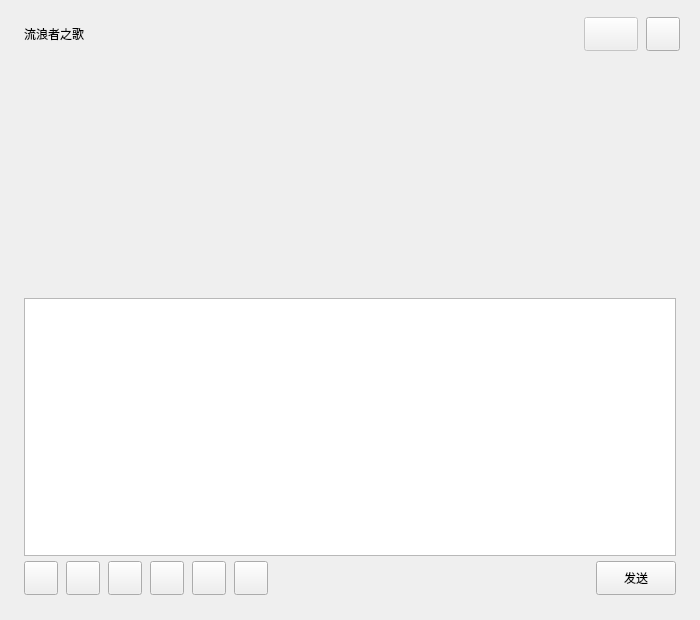
Before: the Qt Designer form CppChat/dialogs/chatpage.ui in Algebraaaa/CppChat, drawn with Qt 5.
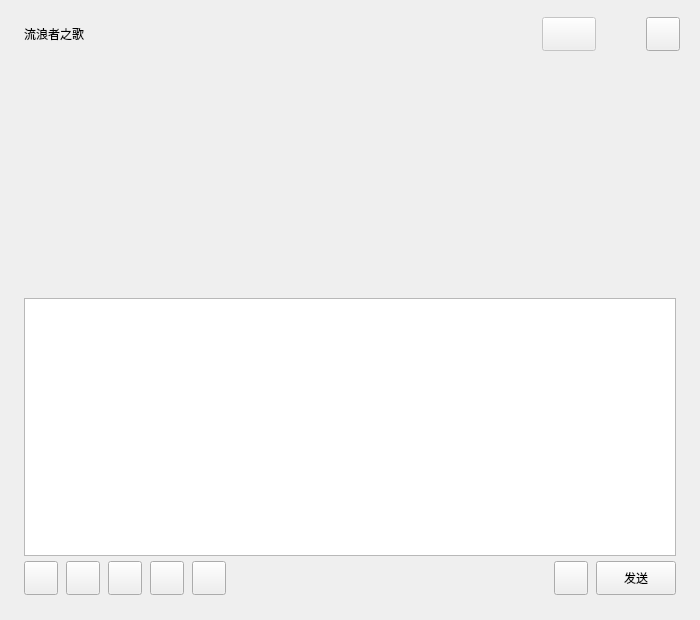
After: the same form once the commit is applied. Custom widgets are drawn as their Qt base class.

Commit message: fix: separate header call menu from voice input controls

Diff of the .ui file:
```diff
--- a/CppChat/dialogs/chatpage.ui
+++ b/CppChat/dialogs/chatpage.ui
@@ -146,6 +146,40 @@
               </property>
              </widget>
             </item>
+            <item>
+             <widget class="QToolButton" name="call_btn">
+              <property name="minimumSize">
+               <size>
+                <width>34</width>
+                <height>34</height>
+               </size>
+              </property>
+              <property name="maximumSize">
+               <size>
+                <width>34</width>
+                <height>34</height>
+               </size>
+              </property>
+              <property name="toolTip">
+               <string>语音/视频通话</string>
+              </property>
+              <property name="accessibleName">
+               <string>语音/视频通话</string>
+              </property>
+              <property name="text">
+               <string />
+              </property>
+              <property name="cursor">
+               <cursorShape>PointingHandCursor</cursorShape>
+              </property>
+              <property name="popupMode">
+               <enum>QToolButton::InstantPopup</enum>
+              </property>
+              <property name="autoRaise">
+               <bool>true</bool>
+              </property>
+             </widget>
+            </item>
             <item>
              <widget class="QPushButton" name="chat_more_btn">
               <property name="minimumSize">
@@ -467,28 +501,6 @@
                   <property name="cursor">
                    <cursorShape>PointingHandCursor</cursorShape>
                   </property>
-                 </widget>
-                </item>
-                <item>
-                 <widget class="QPushButton" name="video_btn">
-                  <property name="minimumSize">
-                   <size>
-                    <width>34</width>
-                    <height>34</height>
-                   </size>
-                  </property>
-                  <property name="maximumSize">
-                   <size>
-                    <width>34</width>
-                    <height>34</height>
-                   </size>
-                  </property>
-                  <property name="toolTip">
-                   <string>视频通话</string>
-                  </property>
-                  <property name="text">
-                   <string />
-                  </property>
                   <property name="focusPolicy">
                    <enum>Qt::NoFocus</enum>
                   </property>
@@ -513,6 +525,40 @@
                   </property>
                  </spacer>
                 </item>
+                <item>
+                 <widget class="QPushButton" name="voice_message_btn">
+                  <property name="minimumSize">
+                   <size>
+                    <width>34</width>
+                    <height>34</height>
+                   </size>
+                  </property>
+                  <property name="maximumSize">
+                   <size>
+                    <width>34</width>
+                    <height>34</height>
+                   </size>
+                  </property>
+                  <property name="toolTip">
+                   <string>发送语音消息</string>
+                  </property>
+                  <property name="accessibleName">
+                   <string>发送语音消息</string>
+                  </property>
+                  <property name="text">
+                   <string />
+                  </property>
+                  <property name="cursor">
+                   <cursorShape>PointingHandCursor</cursorShape>
+                  </property>
+                  <property name="focusPolicy">
+                   <enum>Qt::NoFocus</enum>
+                  </property>
+                  <property name="autoDefault">
+                   <bool>false</bool>
+                  </property>
+                 </widget>
+                </item>
                 <item>
                  <widget class="QPushButton" name="send_btn">
                   <property name="minimumSize">
```
Left out of the diff: 16 changed lines with no effect on the pictures. The commit also changes 18 other files.
